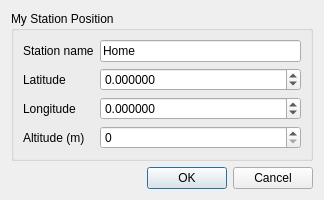
f4exb/sdrangel, file sdrgui/gui/myposdialog.ui: the form before one commit.
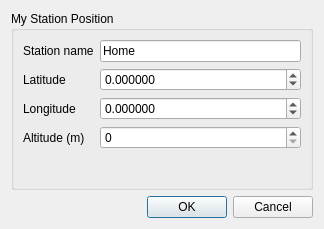
The form after the commit.

Commit message: Massive UI revamping (v7): restore menu shortcuts and ellipsis. Fixes #1208

Patch:
```diff
--- a/sdrgui/gui/myposdialog.ui
+++ b/sdrgui/gui/myposdialog.ui
@@ -7,7 +7,7 @@
     <x>0</x>
     <y>0</y>
     <width>324</width>
-    <height>190</height>
+    <height>229</height>
    </rect>
   </property>
   <property name="font">
```
Left out of the diff: 2 changed lines with no effect on the pictures. The commit also changes 1 other file.
